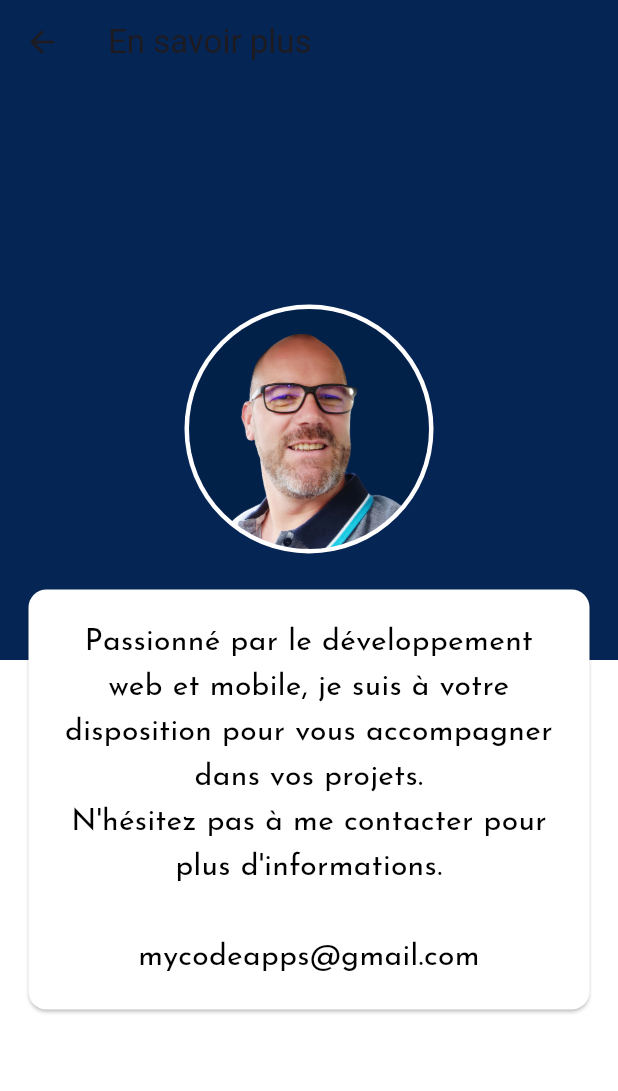
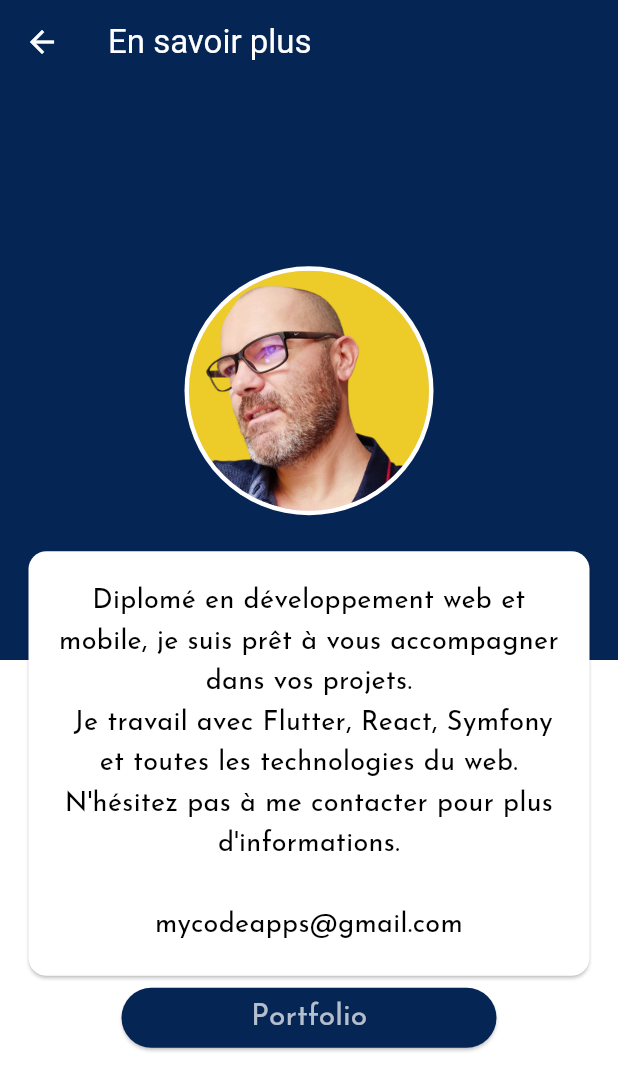
Before and after one commit to Mist3rYan/carte_de_visite, a Flutter app: the screen it shows after launch, after a tap on "En savoir plus", on a phone screen of 412 x 824 dp. Shown: the top 1091 px of the screen. Run offline on Flutter 3.47's test engine with Material 3 defaults, Android fonts, the phone set to English and light mode, and no system bars.

Commit message:
UPDATE 4

```diff
--- a/lib/screens/details.dart
+++ b/lib/screens/details.dart
@@ -1,6 +1,7 @@
 import 'package:carte_de_visite/widgets/photo_profil.dart';
 import 'package:flutter/material.dart';
 import 'package:carte_de_visite/widgets/description.dart';
+import 'package:carte_de_visite/widgets/portfolio.dart';
 
 class Details extends StatelessWidget {
   const Details({super.key});
@@ -10,7 +11,11 @@ class Details extends StatelessWidget {
     return Scaffold(
       backgroundColor: Colors.white60,
       appBar: AppBar(
-        title: const Text('En savoir plus'),
+        title: const Text(
+          'En savoir plus',
+          style: TextStyle(color: Colors.white),
+        ),
+        iconTheme: const IconThemeData(color: Colors.white),
         backgroundColor: const Color(0xff052555),
         elevation: 0,
       ),
@@ -30,13 +35,14 @@ class Details extends StatelessWidget {
             child: Container(
               margin: const EdgeInsets.all(15.0),
               child: const Column(
-                mainAxisAlignment: MainAxisAlignment.center,
+                mainAxisAlignment: MainAxisAlignment.start,
                 children: [
                   PhotoProfil(),
                   SizedBox(
                     height: 20,
                   ),
                   Description(),
+                  PortfolioButton(),
                 ],
               ),
             ),
--- a/lib/screens/visit_card.dart
+++ b/lib/screens/visit_card.dart
@@ -20,7 +20,12 @@ class VisitCard extends StatelessWidget {
     return Scaffold(
       backgroundColor: Colors.white60,
       appBar: AppBar(
-        title: const Text('Ma carte de visite'),
+        title: const Text(
+          'Ma carte de visite',
+          style: TextStyle(
+            color: Colors.white,
+          ),
+        ),
         backgroundColor: const Color(0xff052555),
         elevation: 0,
       ),
@@ -37,14 +42,14 @@ class VisitCard extends StatelessWidget {
         child: Center(
           child: SingleChildScrollView(
             reverse: true,
-            child: Padding(
-              padding: const EdgeInsets.all(15.0),
+            child: Container(
+              margin: const EdgeInsets.all(15.0),
               child: Column(
-                mainAxisAlignment: MainAxisAlignment.center,
+                mainAxisAlignment: MainAxisAlignment.start,
                 children: [
                   const PhotoProfil(),
                   const SizedBox(
-                    height: 5,
+                    height: 20,
                   ),
                   Card(
                     color: Colors.white,
--- a/lib/widgets/description.dart
+++ b/lib/widgets/description.dart
@@ -12,11 +12,11 @@ class Description extends StatelessWidget {
       child: Padding(
         padding: EdgeInsets.all(20.0),
         child: Text(
-          'Passionné par le développement web et mobile, je suis à votre disposition pour vous accompagner dans vos projets.\nN\'hésitez pas à me contacter pour plus d\'informations.\n\nmycodeapps@gmail.com',
+          'Diplomé en développement web et mobile, je suis prêt à vous accompagner dans vos projets.\n Je travail avec Flutter, React, Symfony et toutes les technologies du web.\nN\'hésitez pas à me contacter pour plus d\'informations.\n\nmycodeapps@gmail.com',
           textAlign: TextAlign.center,
           style: TextStyle(
             fontFamily: 'JosefinSans',
-            fontSize: 20,
+            fontSize: 18,
             height: 1.5,
             color: Colors.black,
           ),
--- a/lib/widgets/en_savoir_plus_button.dart
+++ b/lib/widgets/en_savoir_plus_button.dart
@@ -8,7 +8,9 @@ class EnSavoirPlusButton extends StatelessWidget {
 
   @override
   Widget build(BuildContext context) {
-    return ElevatedButton(
+    return SizedBox(
+      width: 250,
+      child: ElevatedButton(
         style: ElevatedButton.styleFrom(
           backgroundColor: const Color(0xff052555),
         ),
@@ -26,6 +28,7 @@ class EnSavoirPlusButton extends StatelessWidget {
             color: Colors.white70,
           ),
         ),
+      ),
     );
   }
 }
--- /dev/null
+++ b/lib/widgets/portfolio.dart
@@ -0,0 +1,36 @@
+import 'package:flutter/material.dart';
+import 'package:url_launcher/url_launcher.dart'; // Import du package url_launcher
+
+class PortfolioButton extends StatelessWidget {
+  const PortfolioButton({
+    super.key,
+  });
+
+  @override
+  Widget build(BuildContext context) {
+    return SizedBox(
+      width: 250,
+      child: ElevatedButton(
+        style: ElevatedButton.styleFrom(
+          backgroundColor: const Color(0xff052555),
+        ),
+        onPressed: () {
+          _openPortfolio();
+        },
+        child: const Text(
+          'Portfolio',
+          style: TextStyle(
+            fontSize: 20,
+            fontFamily: 'JosefinSans',
+            color: Colors.white70,
+          ),
+        ),
+      ),
+    );
+  }
+
+  void _openPortfolio() async {
+    final Uri url = Uri.parse('https://portfolio-yannick-lannuzel.vercel.app');
+    await launchUrl(url, mode: LaunchMode.externalApplication);
+  }
+}
--- a/pubspec.yaml
+++ b/pubspec.yaml
@@ -1,7 +1,7 @@
 name: carte_de_visite
 description: A new Flutter project.
 publish_to: 'none'
-version: 0.1.0
+version: 0.2.0+4
 
 environment:
   sdk: '>=3.0.6 <4.0.0'
```
Also changed, not shown: assets/portrait.png, assets/portrait1.png (added), pubspec.lock, 3 other files. Lines whose indentation alone changed are shown as unchanged.
